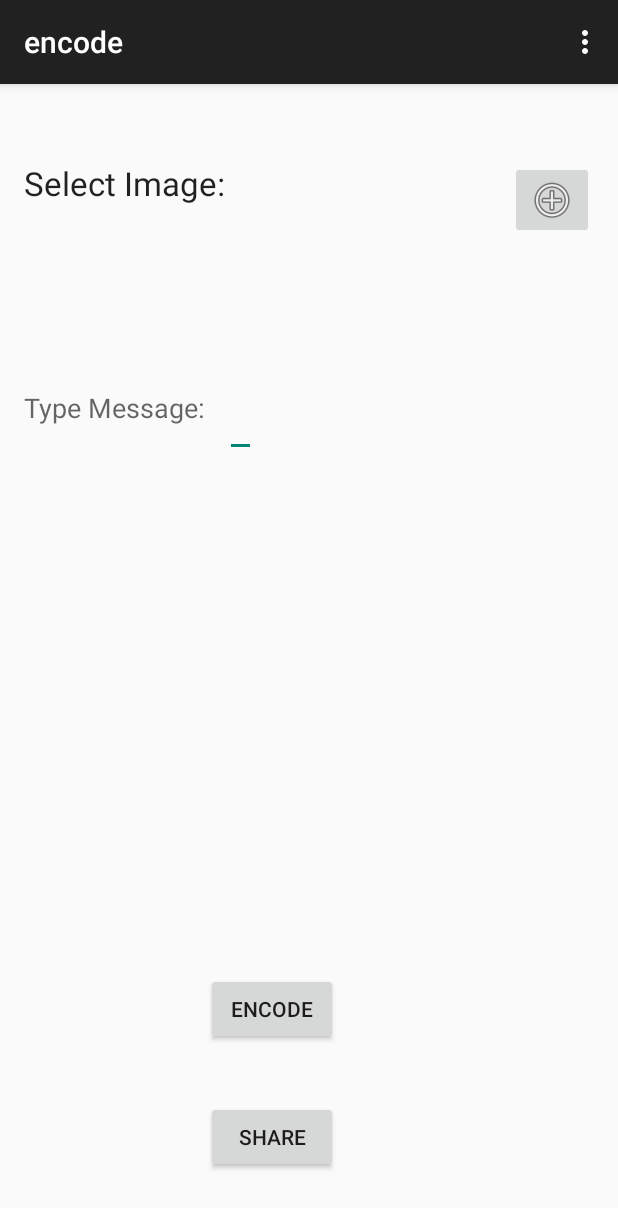
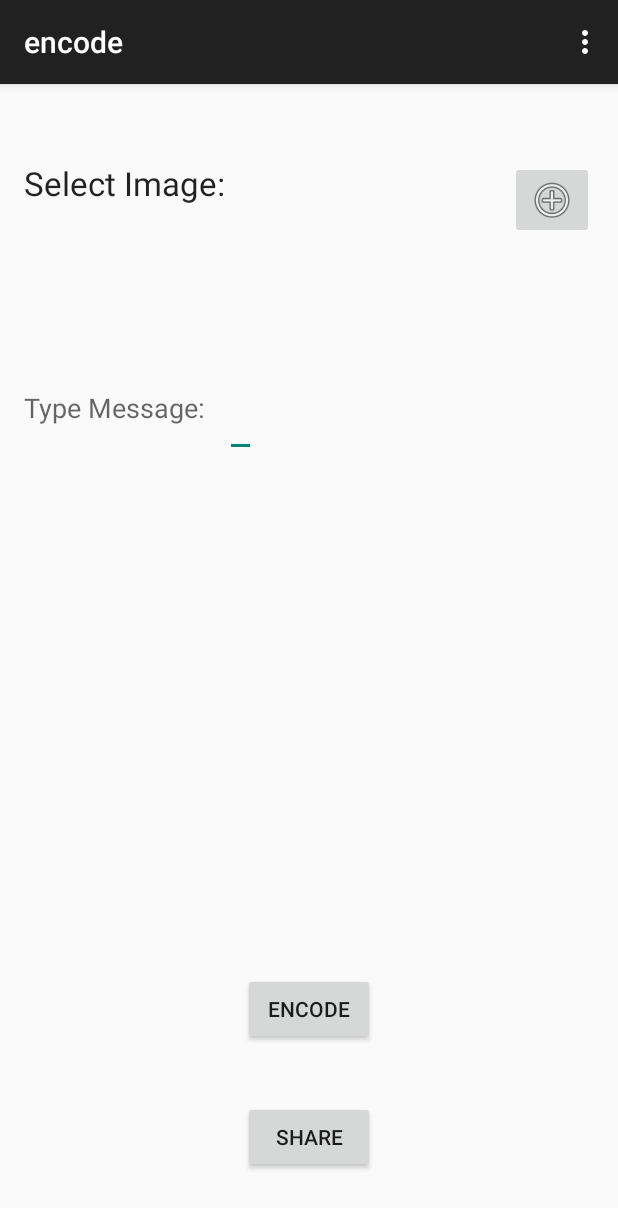
Before and after one commit to AugustanaCSC490Spring2015/CipherSquadSteganographyTool, an Android app: the EncodeActivity screen opened directly, with no data from a screen before it, on a phone screen of 412 x 824 dp. Shown: the top 1208 px of the screen. Run offline under Robolectric (Android 15) with nearby library versions, the phone set to English and light mode, and no system bars; 1 statement that could not run was skipped.

Commit message:
Centered buttons

```diff
--- a/app/src/main/res/layout/activity_encode.xml
+++ b/app/src/main/res/layout/activity_encode.xml
@@ -53,8 +53,7 @@
         android:id="@+id/encodeButton"
         android:layout_marginBottom="37dp"
         android:layout_above="@+id/shareButton"
-        android:layout_toRightOf="@+id/messageTextView"
-        android:layout_toEndOf="@+id/messageTextView" />
+        android:layout_centerHorizontal="true"/> />
 
     <Button
         android:layout_width="wrap_content"
```
